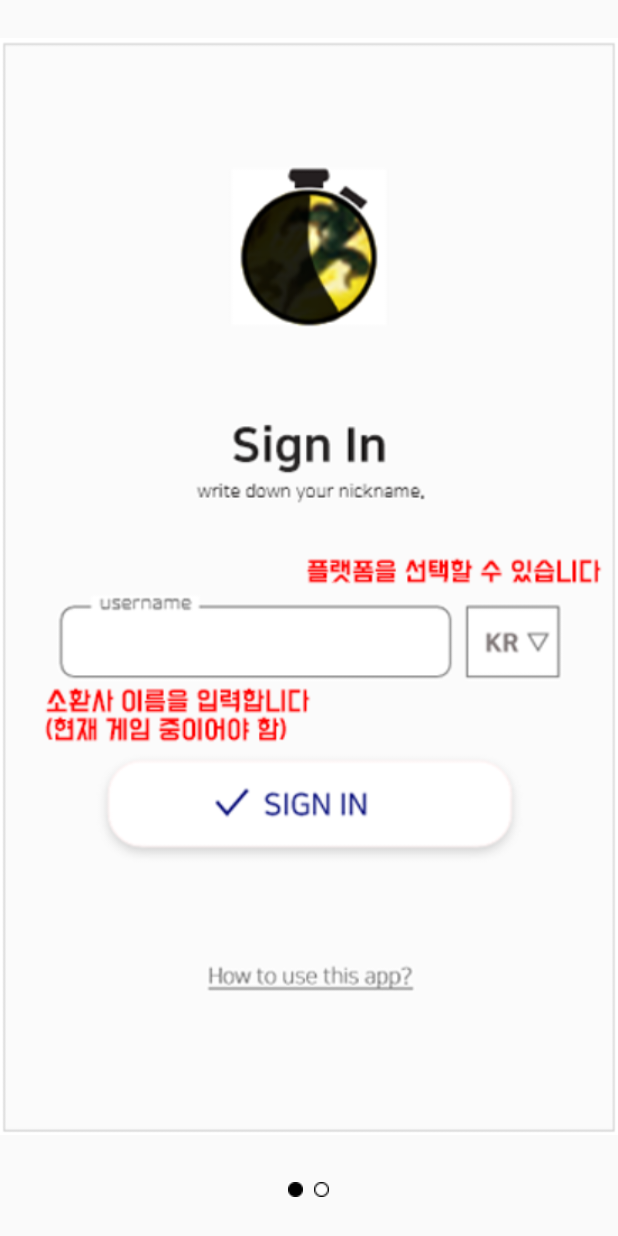
After one commit to PH5555/Spell-R-skill-Timer, an Android app: the fragment Fragment_Tab_1 shown on its own in the app's theme, on a phone screen of 412 x 824 dp. The commit adds this screen. Run offline under Robolectric (Android 15) with nearby library versions, the phone set to English and light mode, and no system bars.

Commit message:
last commit

```diff
--- a/app/build.gradle
+++ b/app/build.gradle
@@ -26,6 +26,7 @@ dependencies {
     implementation 'com.github.taycaldwell:riot-api-java:4.3.0'
     implementation 'com.github.bumptech.glide:glide:3.7.0'
     implementation 'com.google.android.gms:play-services-ads:19.0.1'
+    implementation 'androidx.viewpager:viewpager:1.0.0'
     testImplementation 'junit:junit:4.12'
     androidTestImplementation 'androidx.test.ext:junit:1.1.1'
     androidTestImplementation 'androidx.test.espresso:espresso-core:3.2.0'
--- a/app/src/main/AndroidManifest.xml
+++ b/app/src/main/AndroidManifest.xml
@@ -16,7 +16,7 @@
 
         <meta-data
             android:name="com.google.android.gms.ads.APPLICATION_ID"
-            android:value="ca-app-pub-3940256099942544~3347511713"/>
+            android:value="ca-app-pub-5875725796538353~6704924558"/>
 
         <activity android:name=".RiotApiConnet"
             android:screenOrientation="portrait"/>
--- /dev/null
+++ b/app/src/main/java/com/example/spellandrtimer/Fragment_Tab_1.java
@@ -0,0 +1,16 @@
+package com.example.spellandrtimer;
+
+import android.os.Bundle;
+import android.view.LayoutInflater;
+import android.view.View;
+import android.view.ViewGroup;
+
+import androidx.fragment.app.Fragment;
+
+public class Fragment_Tab_1 extends Fragment {
+    @Override
+    public View onCreateView(LayoutInflater inflater, ViewGroup container, Bundle savedInstanceState)
+    {
+        return inflater.inflate(R.layout.fragment_tab_1, container, false);
+    }
+}
--- a/app/src/main/java/com/example/spellandrtimer/RiotApiConnet.java
+++ b/app/src/main/java/com/example/spellandrtimer/RiotApiConnet.java
@@ -144,7 +144,7 @@ public class RiotApiConnet extends AppCompatActivity {
                     Toast.makeText(getApplicationContext(), "서버와의 통신이 원활하지 않습니다. 잠시 후 다시 시도해주세요.", Toast.LENGTH_SHORT).show();
                 }
                 else if(errorcode == 404) {
-                    Toast.makeText(getApplicationContext(), "서버와의 통신이 원활하지 않습니다. 잠시 후 다시 시도해주세요.", Toast.LENGTH_SHORT).show();
+                    Toast.makeText(getApplicationContext(), "현재 게임중이 아닙니다.", Toast.LENGTH_SHORT).show();
                 }
                 Intent mintent = new Intent(getApplicationContext(), LoginActivity.class);
                 startActivity(mintent);
--- a/app/src/main/java/com/example/spellandrtimer/SpellCoolDownList.java
+++ b/app/src/main/java/com/example/spellandrtimer/SpellCoolDownList.java
@@ -17,7 +17,7 @@ public class SpellCoolDownList {
 //            case 31 : return "poro toss"; //포로 던지기 - 전설의 포로왕
 //            case 33 : return "nexus siege";
 //            case 34 : return "nexus siege";
-            case 11 : return 15000; //강타 첫번째 15초 두번째 90초 90초에 한개씩 충전
+            case 11 : return 90000; //강타 첫번째 15초 두번째 90초 90초에 한개씩 충전
             case 39 : return 48000; //표식 - 칼바람
             case 32 : return 48000; //표식 - 칼바람
             case 12 : return 420000; //순간이동 레벨에 따라 다름?
--- a/app/src/main/res/layout/activity_login.xml
+++ b/app/src/main/res/layout/activity_login.xml
@@ -208,6 +208,7 @@
             android:layout_weight="105"/>
 
         <TextView
+            android:clickable="true"
             android:gravity="center"
             android:layout_gravity="center"
             android:id="@+id/textview"
--- /dev/null
+++ b/app/src/main/res/layout/fragment_tab_1.xml
@@ -0,0 +1,37 @@
+<?xml version="1.0" encoding="utf-8"?>
+<LinearLayout xmlns:android="http://schemas.android.com/apk/res/android"
+    android:orientation="vertical" android:layout_width="match_parent"
+    android:layout_height="match_parent"
+    android:weightSum="200">
+
+    <LinearLayout
+        android:layout_width="match_parent"
+        android:layout_height="0px"
+        android:layout_weight="5"/>
+
+    <ImageView
+        android:layout_width="match_parent"
+        android:layout_height="0px"
+        android:layout_weight="180"
+        android:src="@drawable/login_guide"/>
+
+    <LinearLayout
+        android:layout_width="match_parent"
+        android:layout_height="0px"
+        android:layout_weight="15"
+        android:gravity="center">
+
+        <ImageView
+            android:layout_width="wrap_content"
+            android:layout_height="wrap_content"
+            android:src="@drawable/dot"
+            android:layout_marginRight="7dp"/>
+
+        <ImageView
+            android:layout_width="wrap_content"
+            android:layout_height="wrap_content"
+            android:src="@drawable/dot_a"/>
+
+    </LinearLayout>
+
+</LinearLayout>
```
Also changed, not shown: app/src/main/java/com/example/spellandrtimer/FragmentDialog.java (added, +96 -0 lines), app/src/main/java/com/example/spellandrtimer/Fragment_Tab_2.java (added, +17 -0 lines), app/src/main/java/com/example/spellandrtimer/LoginActivity.java (+10 -0 lines), app/src/main/java/com/example/spellandrtimer/MainActivity.java (+12 -18 lines), app/src/main/res/layout/fragment_dialog.xml (added, +13 -0 lines), app/src/main/res/layout/fragment_tab_2.xml (added, +37 -0 lines), app/src/main/res/drawable/dot.png (added), app/src/main/res/drawable/dot_a.png (added), app/src/main/res/drawable/login_guide.png (added), app/src/main/res/drawable/main_guide.png (added).
